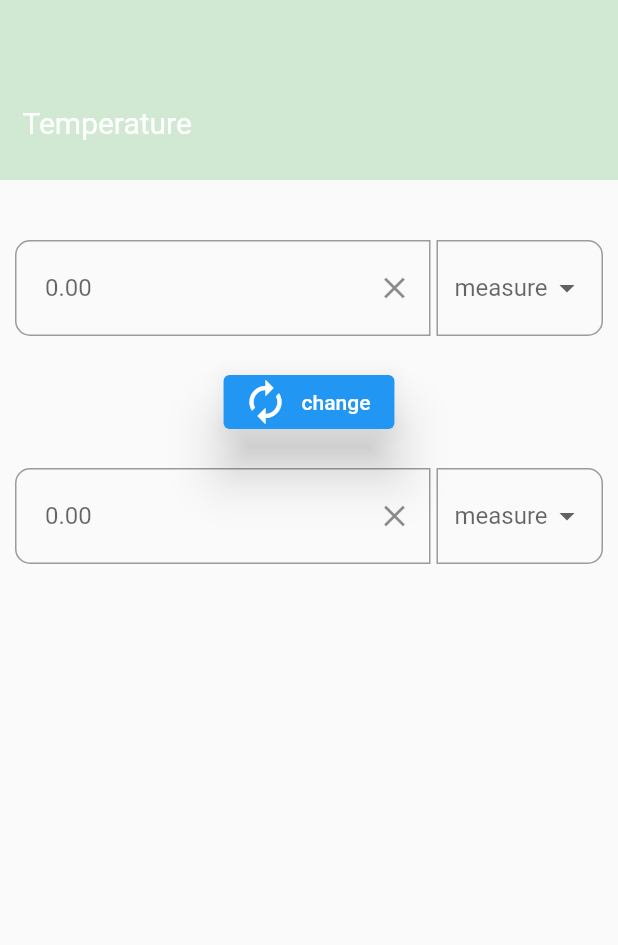
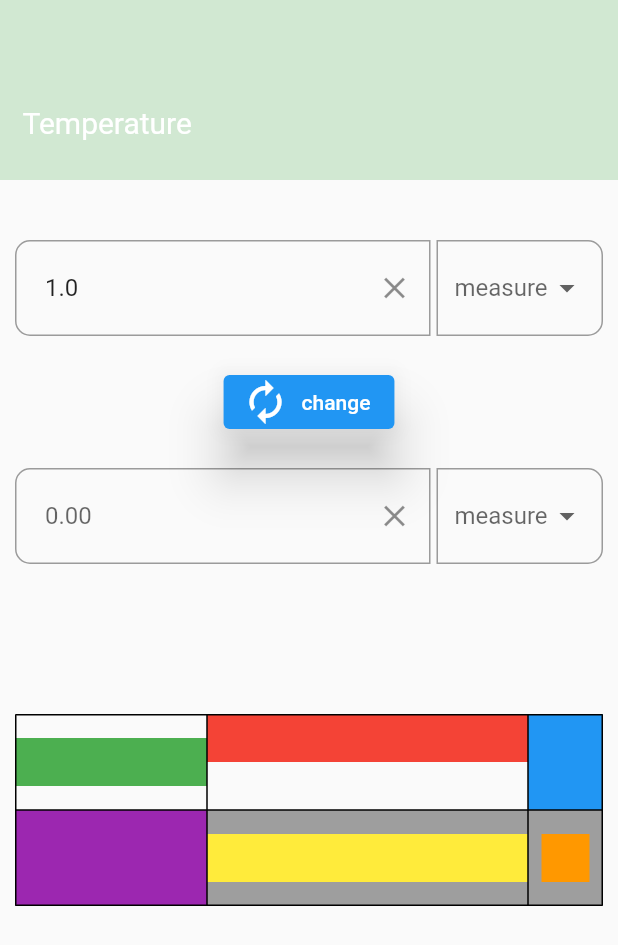
Before and after one commit to DavidCarvalhido/two-measures-app-flutter, a Flutter app: the Temperature screen opened directly, on a phone screen of 412 x 824 dp. Shown: the top 945 px of the screen. Run offline on Flutter 3.47's test engine with Material 2 defaults, Android fonts, the phone set to English and light mode, and no system bars; our stand-ins replace google_mobile_ads; missing offline and left inert: quick_actions; generated files the repository leaves out were written again; network calls fail.

```diff
--- a/lib/views/temperature.dart
+++ b/lib/views/temperature.dart
@@ -14,10 +14,16 @@ class Temperature extends StatefulWidget {
 class _TemperatureState extends State<Temperature> {
   static const spc = SizedBox(height: 20);
   static const hozt = SizedBox(width: 4);
-  final _textController = TextEditingController();
+  static const defaultTemperatureValue = 1.0;
+  final _textControllerValue1 =
+      TextEditingController(text: defaultTemperatureValue.toString());
+  final _textControllerValue2 = TextEditingController();
+  double _temperatureValue = defaultTemperatureValue;
   final _dropDownValue1 = ValueNotifier('');
   final _dropDownValue2 = ValueNotifier('');
   final _items = ['Fº', 'Cº', 'K'];
+
+  _getTemperatureConversion() => _temperatureValue + 1;
 
   BannerAd? _anchoredAdaptiveAd;
   bool _isLoaded = false;
@@ -87,7 +93,7 @@ class _TemperatureState extends State<Temperature> {
                       children: <Widget>[
                         Expanded(
                           child: TextField(
-                            controller: _textController,
+                            controller: _textControllerValue1,
                             decoration: InputDecoration(
                               fillColor: Colors.white,
                               border: OutlineInputBorder(
@@ -98,13 +104,14 @@ class _TemperatureState extends State<Temperature> {
                               ),
                               suffixIcon: IconButton(
                                 onPressed: () {
-                                  _textController.clear();
+                                  _textControllerValue1.clear();
                                 },
                                 icon: const Icon(Icons.clear),
                               ),
                               contentPadding: const EdgeInsets.symmetric(
                                 vertical: 22.5,
-                                horizontal: 20.0, //mas nao é isto que eu quero...
+                                horizontal:
+                                    20.0, //mas nao é isto que eu quero...
                               ),
                               hintText: '0.00',
                             ),
@@ -117,7 +124,7 @@ class _TemperatureState extends State<Temperature> {
                           valueListenable: _dropDownValue1,
                           builder: (BuildContext context, String value, _) {
                             return SizedBox(
-                              width:111,  //depois alterar o tamanho
+                              width: 111, //depois alterar o tamanho
                               child: DropdownButtonFormField<String>(
                                 decoration: InputDecoration(
                                   border: OutlineInputBorder(
@@ -130,14 +137,16 @@ class _TemperatureState extends State<Temperature> {
                                 //isExpanded: true,
                                 hint: const Text('measure'),
                                 value: (value.isEmpty) ? null : value,
-                                onChanged: (itemChoice) =>
-                                _dropDownValue1.value = itemChoice.toString(),
-                                items: _items.map(
+                                onChanged: (itemChoice) => _dropDownValue1
+                                    .value = itemChoice.toString(),
+                                items: _items
+                                    .map(
                                       (op) => DropdownMenuItem(
-                                    value: op,
-                                    child: Text(op),
-                                  ),
-                                ).toList(),
+                                        value: op,
+                                        child: Text(op),
+                                      ),
+                                    )
+                                    .toList(),
                               ),
                             );
                           },
@@ -163,7 +172,7 @@ class _TemperatureState extends State<Temperature> {
                         Expanded(
                           child: TextField(
                             //enabled: false,
-                            controller: _textController,
+                            controller: _textControllerValue2,
                             decoration: InputDecoration(
                               fillColor: Colors.white,
                               border: OutlineInputBorder(
@@ -174,13 +183,14 @@ class _TemperatureState extends State<Temperature> {
                               ),
                               suffixIcon: IconButton(
                                 onPressed: () {
-                                  _textController.clear();
+                                  _textControllerValue2.clear();
                                 },
                                 icon: const Icon(Icons.clear),
                               ),
                               contentPadding: const EdgeInsets.symmetric(
                                 vertical: 22.5,
-                                horizontal: 20.0, //mas nao é isto que eu quero...
+                                horizontal:
+                                    20.0, //mas nao é isto que eu quero...
                               ),
                               hintText: '0.00',
                             ),
@@ -193,7 +203,7 @@ class _TemperatureState extends State<Temperature> {
                           valueListenable: _dropDownValue2,
                           builder: (BuildContext context, String value, _) {
                             return SizedBox(
-                              width:111,  //depois alterar o tamanho
+                              width: 111, //depois alterar o tamanho
                               child: DropdownButtonFormField<String>(
                                 decoration: InputDecoration(
                                   border: OutlineInputBorder(
@@ -206,8 +216,7 @@ class _TemperatureState extends State<Temperature> {
                                 //isExpanded: true,
                                 hint: const Text('measure'),
                                 value: (value.isEmpty) ? null : value,
-                                onChanged: (itemChoice) =>
-                                _dropDownValue2.value = itemChoice.toString(),
+                                onChanged: (itemChoice) => _dropDownValue2.value = itemChoice.toString(),
                                 items: _items.map(
                                       (op) => DropdownMenuItem(
                                         value: op,
@@ -220,6 +229,63 @@ class _TemperatureState extends State<Temperature> {
                         ),
                       ],
                     ),
+                    SizedBox(height: 100),
+                    Table(
+                      border: TableBorder.all(),
+                      columnWidths: const <int, TableColumnWidth>{
+                        0: IntrinsicColumnWidth(),
+                        1: FlexColumnWidth(),
+                        2: FixedColumnWidth(50),
+                      },
+                      defaultVerticalAlignment:
+                          TableCellVerticalAlignment.middle,
+                      children: <TableRow>[
+                        TableRow(
+                          children: <Widget>[
+                            Container(
+                              height: 32,
+                              color: Colors.green,
+                            ),
+                            TableCell(
+                              verticalAlignment: TableCellVerticalAlignment.top,
+                              child: Container(
+                                height: 32,
+                                width: 32,
+                                color: Colors.red,
+                              ),
+                            ),
+                            Container(
+                              height: 64,
+                              color: Colors.blue,
+                            ),
+                          ],
+                        ),
+                        TableRow(
+                          decoration: const BoxDecoration(
+                            color: Colors.grey,
+                          ),
+                          children: <Widget>[
+                            Container(
+                              height: 64,
+                              width: 128,
+                              color: Colors.purple,
+                            ),
+                            Container(
+                              height: 32,
+                              color: Colors.yellow,
+                            ),
+                            Center(
+                              child: Container(
+                                height: 32,
+                                width: 32,
+                                color: Colors.orange,
+                              ),
+                            ),
+                          ],
+                        ),
+                      ],
+                    ),
+                    SizedBox(height: 100),
                   ],
                 ),
               ),
@@ -255,9 +321,22 @@ class _TemperatureState extends State<Temperature> {
     );
   }
 
+  //@override
+  void initstate() {
+    super.initState();
+    _textControllerValue1.addListener(_onTemperatureValueChanged);
+  }
+
+  _onTemperatureValueChanged() {
+    setState(() {
+      _temperatureValue = double.tryParse(_textControllerValue1.text) ?? 0.0;
+    });
+  }
+
   @override
   void dispose() {
     super.dispose();
     _anchoredAdaptiveAd?.dispose();
+    _textControllerValue1.dispose();
   }
 }
```
Also changed, not shown: pubspec.yaml (+4 -3 lines), pubspec.lock, 5 other files.
